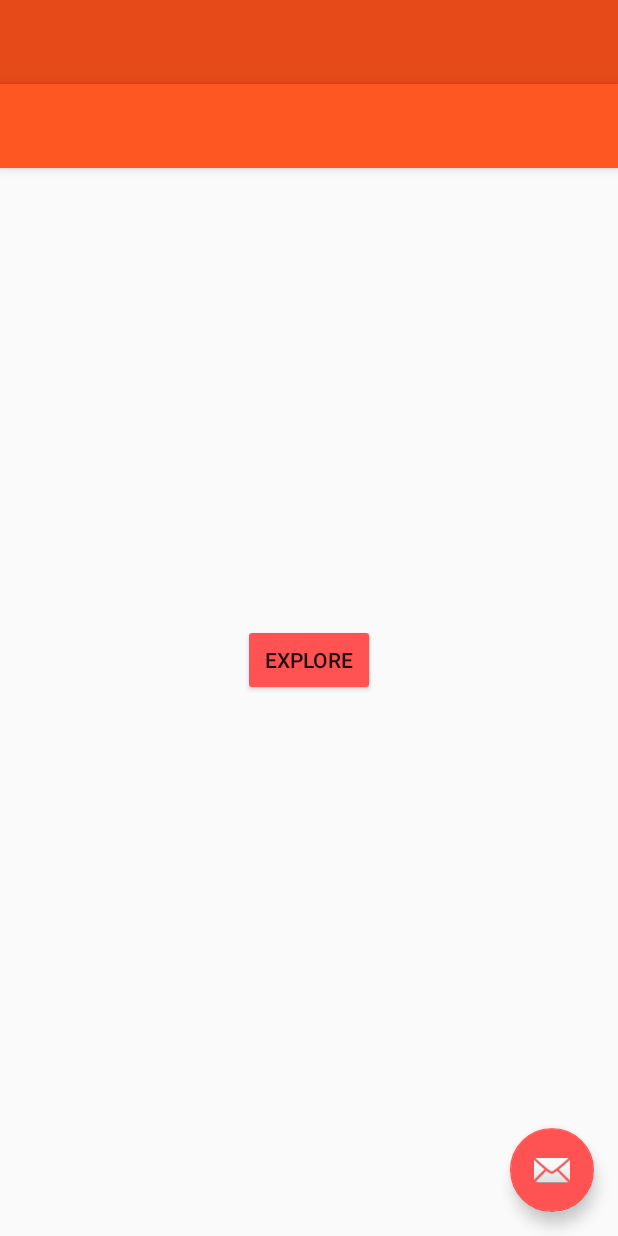
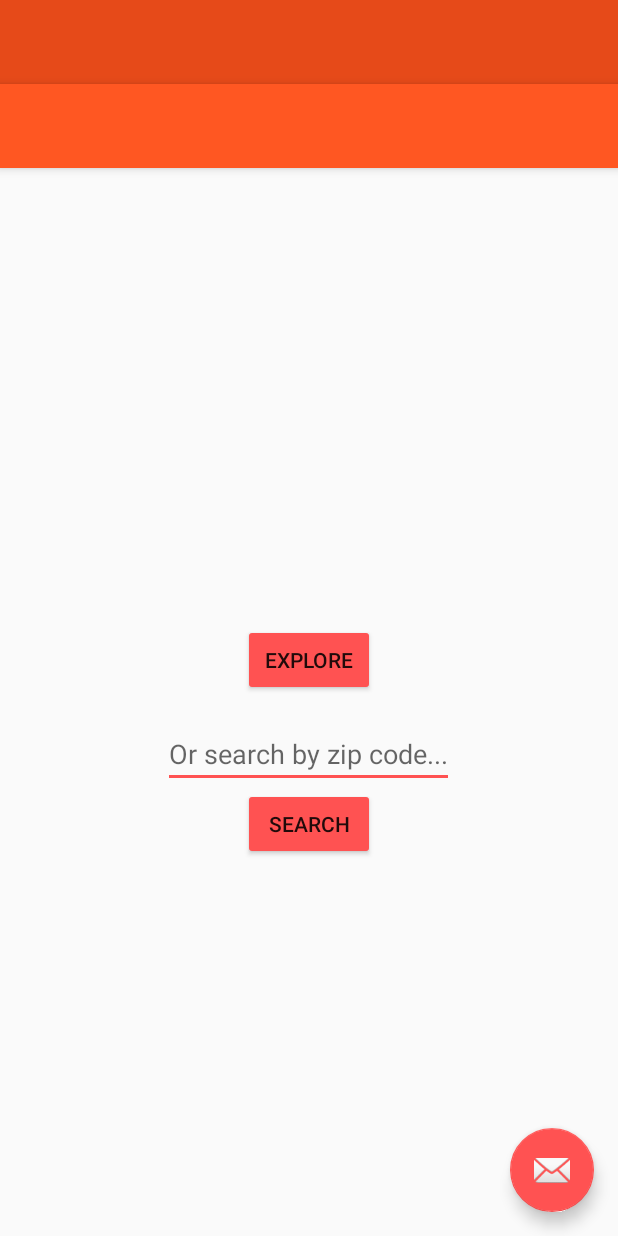
Before and after one commit to JeffreyRuder/CCNearMe, an Android app: the layout activity_main.xml on its own in the app's theme, with its tools: preview values and no code run, on a phone screen of 412 x 824 dp. Run offline under Robolectric (Android 15) with nearby library versions, the phone set to English and light mode, and no system bars.

Commit message:
Implement zip code based search.

```diff
--- a/app/src/main/java/com/epicodus/ccnearme/services/CollegeScorecardService.java
+++ b/app/src/main/java/com/epicodus/ccnearme/services/CollegeScorecardService.java
@@ -67,7 +67,6 @@ public class CollegeScorecardService {
         urlBuilder.addQueryParameter("_per_page", RESULTS_PER_PAGE);
         urlBuilder.addQueryParameter("api_key", API_KEY);
         String url = urlBuilder.build().toString();
-        Log.d("URL", url);
 
         Request request = new Request.Builder().url(url).build();
         Call call = client.newCall(request);
--- a/app/src/main/res/layout/activity_main.xml
+++ b/app/src/main/res/layout/activity_main.xml
@@ -28,7 +28,7 @@
             android:layout_above="@+id/beginButton"
             android:textColor="@color/colorPrimaryDark"
             android:id="@+id/collegesNearYouNumberTextView"
-            android:layout_marginBottom="72dp"/>
+            android:layout_marginBottom="@dimen/activity_vertical_margin"/>
 
         <Button
             android:layout_width="wrap_content"
@@ -36,6 +36,25 @@
             android:layout_height="wrap_content"
             android:layout_centerVertical="true"
             android:text="@string/main_activity_button_text"
+            android:backgroundTint="@color/colorAccent"
+            android:layout_centerHorizontal="true"/>
+
+        <EditText
+            android:layout_width="wrap_content"
+            android:layout_height="wrap_content"
+            android:layout_below="@id/beginButton"
+            android:hint="Or search by zip code..."
+            android:layout_centerHorizontal="true"
+            android:inputType="number"
+            android:layout_marginTop="@dimen/activity_vertical_margin"
+            android:id="@+id/zipInput"/>
+
+        <Button
+            android:layout_width="wrap_content"
+            android:id="@+id/zipSearchButton"
+            android:layout_height="wrap_content"
+            android:text="Search"
+            android:layout_below="@id/zipInput"
             android:backgroundTint="@color/colorAccent"
             android:layout_centerHorizontal="true"/>
 
```
Also changed, not shown: app/src/main/java/com/epicodus/ccnearme/ui/MainActivity.java (+32 -7 lines).
